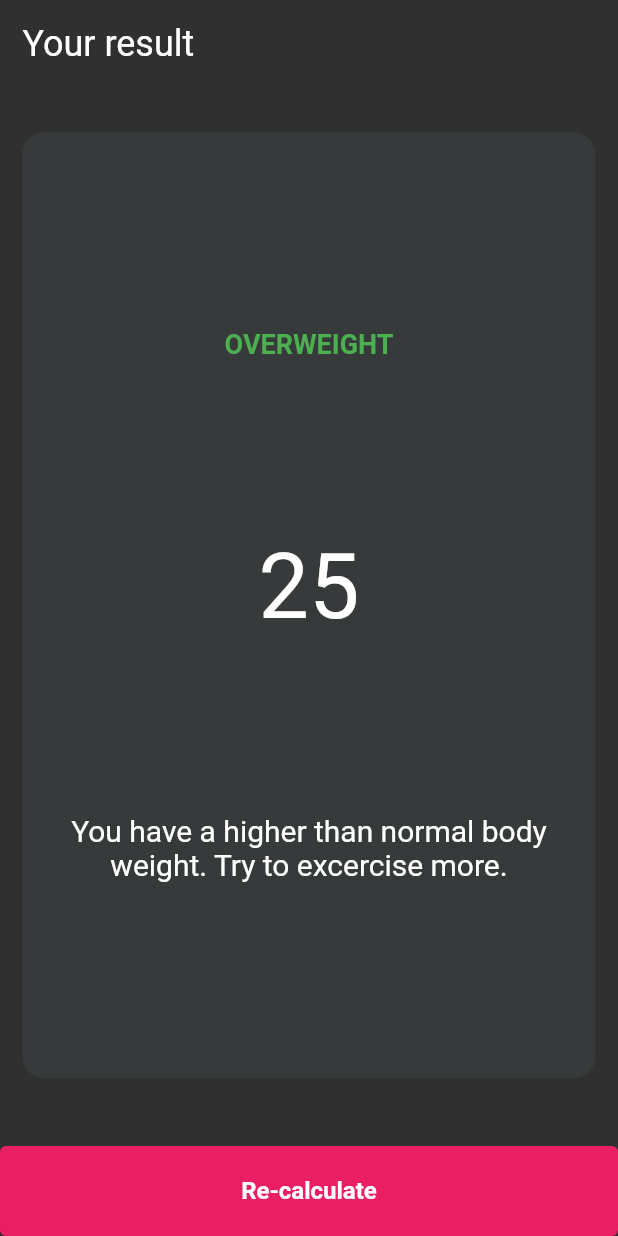
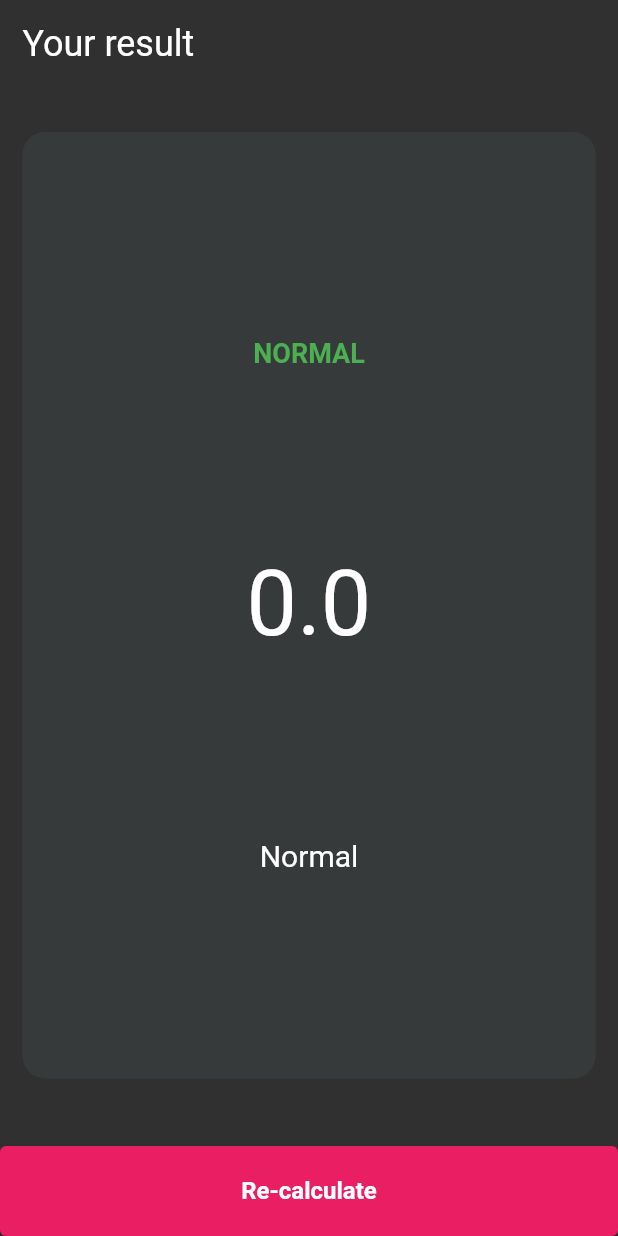
Before and after one commit to sammyodiagbe/bmi_calculator, a Flutter app: the screen it shows after launch, after a tap on "CALCULATE BMI.", on a phone screen of 412 x 824 dp. Run offline on Flutter 3.47's test engine with Material 2 defaults, Android fonts, the phone set to English and light mode, and no system bars; our stand-ins replace font_awesome_flutter.

Commit message:
implementing BMI calculations

```diff
--- a/lib/bmi.dart
+++ b/lib/bmi.dart
@@ -169,7 +169,10 @@ class BMIState extends State<BMI> {
               // trigger button
               child: ElevatedButton(
                 onPressed: () {
-                  Navigator.of(context).pushNamed('/result');
+                  setState(() {
+                    brain.calculateBMI();
+                    Navigator.of(context).pushNamed('/result');
+                  });
                 },
                 child: Text(
                   'CALCULATE BMI.',
--- a/lib/bmiBrain.dart
+++ b/lib/bmiBrain.dart
@@ -4,7 +4,9 @@ class BmiBrain {
   int _height = 120;
   int _age = 24;
   int _weight = 50;
-  double? _bmi;
+  double _bmi = 0;
+  String _feedback = 'Normal';
+  String _status = 'Normal';
 
   void performActionOnHeight(int actionId) {
     print(actionId);
@@ -38,11 +40,34 @@ class BmiBrain {
     return _weight;
   }
 
-  void setHeight(int weight) {
-    _weight = weight;
+  void setHeight(int height) {
+    _height = height;
   }
 
   void calculateBMI() {
     _bmi = _weight / pow(_height / 100, 2);
+    if (_bmi >= 25) {
+      _feedback =
+          'You have a higher than normal body weight. Try to exercise more';
+      _status = 'Overweight';
+    } else if (_bmi > 18.5) {
+      _feedback = 'Normal';
+      _status = 'Normal';
+    } else {
+      _feedback = 'You have a lesser than normal body weight. Try to eat more';
+      _status = 'Underweight';
+    }
+  }
+
+  String getStatus() {
+    return _status;
+  }
+
+  String getFeedback() {
+    return _feedback;
+  }
+
+  String getBMI() {
+    return _bmi.toStringAsFixed(1);
   }
 }
--- a/lib/resultScreen.dart
+++ b/lib/resultScreen.dart
@@ -1,5 +1,8 @@
+import 'package:bmi_calculator/bmiBrain.dart';
 import 'package:bmi_calculator/constants.dart';
 import "package:flutter/material.dart";
+
+BmiBrain brain = BmiBrain();
 
 class ResultScreen extends StatelessWidget {
   @override
@@ -12,7 +15,7 @@ class ResultScreen extends StatelessWidget {
             child: Container(
           padding: EdgeInsets.all(15),
           child: Column(
-            crossAxisAlignment: CrossAxisAlignment.start,
+            crossAxisAlignment: CrossAxisAlignment.stretch,
             children: [
               Text(
                 'Your result',
@@ -27,15 +30,15 @@ class ResultScreen extends StatelessWidget {
                     crossAxisAlignment: CrossAxisAlignment.center,
                     children: [
                       Text(
-                        'Overweight'.toUpperCase(),
+                        brain.getStatus().toUpperCase(),
                         style: weightTextStyle,
                       ),
                       Text(
-                        '25',
+                        brain.getBMI(),
                         style: resultTextScreenStyle,
                       ),
                       Text(
-                        'You have a higher than normal body weight. Try to excercise more.',
+                        brain.getFeedback(),
                         style: feedbackTextStyle,
                         textAlign: TextAlign.center,
                       )
```
